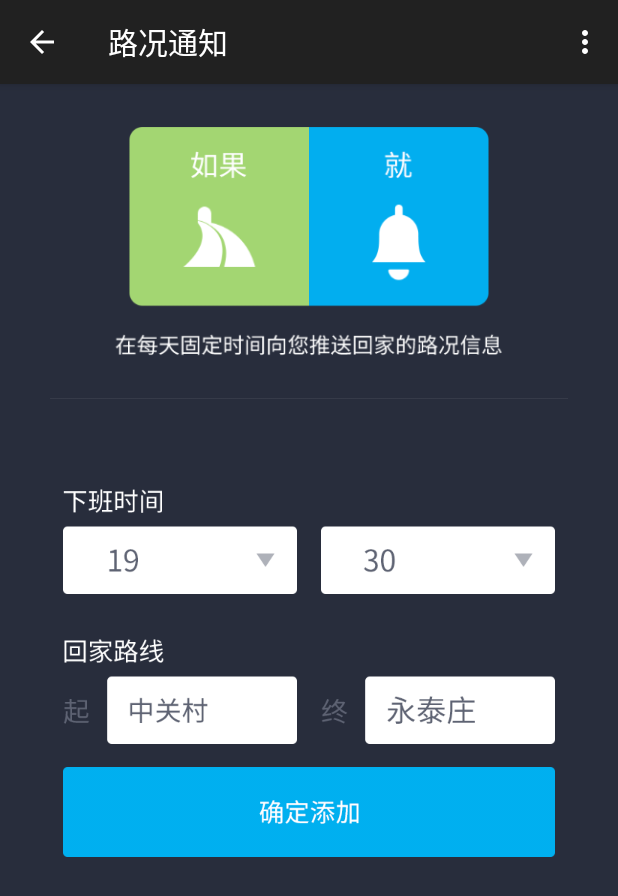
After one commit to FlyClover/IFTTT, an Android app: the TrafficRecipeActivity screen opened directly, with no data from a screen before it, on a phone screen of 412 x 824 dp. The commit adds this screen. Shown: the top 896 px of the screen. Run offline under Robolectric (Android 15) with nearby library versions, the phone set to English and light mode, and no system bars.

Commit message:
add more views

```diff
--- a/mobile/src/main/AndroidManifest.xml
+++ b/mobile/src/main/AndroidManifest.xml
@@ -27,7 +27,11 @@
         <activity
             android:name=".IfThenActivity"
             android:label="@string/title_activity_if_then"
-            android:theme="@android:style/Theme.NoTitleBar.Fullscreen">
+            android:theme="@android:style/Theme.NoTitleBar.Fullscreen" >
+        </activity>
+        <activity
+            android:name=".TrafficRecipeActivity"
+            android:label="@string/title_activity_traffic_recipe" >
         </activity>
     </application>
 
--- /dev/null
+++ b/mobile/src/main/java/com/mobvoi/ifttt/TrafficRecipeActivity.java
@@ -0,0 +1,42 @@
+package com.mobvoi.ifttt;
+
+import android.support.v7.app.ActionBar;
+import android.support.v7.app.ActionBarActivity;
+import android.os.Bundle;
+import android.view.Menu;
+import android.view.MenuItem;
+
+
+public class TrafficRecipeActivity extends ActionBarActivity {
+
+    @Override
+    protected void onCreate(Bundle savedInstanceState) {
+        super.onCreate(savedInstanceState);
+        setContentView(R.layout.activity_traffic_recipe);
+
+        ActionBar ab = getSupportActionBar();
+        if (ab != null) {
+            ab.setDisplayHomeAsUpEnabled(true);
+            ab.setTitle("路况通知");
+        }
+    }
+
+
+    @Override
+    public boolean onCreateOptionsMenu(Menu menu) {
+        // Inflate the menu; this adds items to the action bar if it is present.
+        getMenuInflater().inflate(R.menu.menu_traffic_recipe, menu);
+        return true;
+    }
+
+    @Override
+    public boolean onOptionsItemSelected(MenuItem item) {
+        switch (item.getItemId()) {
+            case android.R.id.home:
+                finish();
+                return true;
+            default:
+                return super.onOptionsItemSelected(item);
+        }
+    }
+}
--- /dev/null
+++ b/mobile/src/main/res/layout/activity_traffic_recipe.xml
@@ -0,0 +1,33 @@
+<RelativeLayout xmlns:android="http://schemas.android.com/apk/res/android"
+                xmlns:tools="http://schemas.android.com/tools"
+                android:layout_width="match_parent"
+                android:layout_height="match_parent"
+                android:background="@color/background"
+                tools:context="com.mobvoi.ifttt.TrafficRecipeActivity">
+
+    <ImageView
+        android:id="@+id/top"
+        android:layout_centerHorizontal="true"
+        android:layout_width="360dp"
+        android:layout_height="210dp"
+        android:src="@drawable/top_traffic" />
+
+    <ImageView
+        android:id="@+id/time"
+        android:layout_width="360dp"
+        android:layout_height="170dp"
+        android:src="@drawable/text_traffic"
+        android:layout_below="@id/top"
+        android:layout_marginTop="60dp"
+        android:layout_centerHorizontal="true"/>
+
+    <ImageButton
+        android:layout_width="328dp"
+        android:layout_height="60dp"
+        android:id="@+id/add_weather_recipe_btn"
+        android:layout_below="@id/time"
+        android:layout_marginTop="15dp"
+        android:layout_centerHorizontal="true"
+        android:src="@drawable/btn_add_weather"/>
+
+</RelativeLayout>
--- /dev/null
+++ b/mobile/src/main/res/menu/menu_traffic_recipe.xml
@@ -0,0 +1,9 @@
+<menu xmlns:android="http://schemas.android.com/apk/res/android"
+      xmlns:app="http://schemas.android.com/apk/res-auto"
+      xmlns:tools="http://schemas.android.com/tools"
+      tools:context="com.mobvoi.ifttt.TrafficRecipeActivity">
+    <item android:id="@+id/action_settings"
+          android:title="@string/action_settings"
+          android:orderInCategory="100"
+          app:showAsAction="never"/>
+</menu>
--- a/mobile/src/main/res/values/strings.xml
+++ b/mobile/src/main/res/values/strings.xml
@@ -6,4 +6,5 @@
     <string name="title_activity_recipe_list">RecipeListActivity</string>
     <string name="title_activity_weather_recipe">WeatherRecipeActivity</string>
     <string name="title_activity_if_then">IfThenActivity</string>
+    <string name="title_activity_traffic_recipe">TrafficRecipeActivity</string>
 </resources>
```
Also changed, not shown: mobile/src/main/java/com/mobvoi/ifttt/RecipeCategoryActivity.java (+21 -1 lines), mobile/src/main/java/com/mobvoi/ifttt/RecipeListActivity.java (+80 -19 lines), mobile/src/main/res/drawable-xhdpi/homepage2.png, mobile/src/main/res/drawable-xhdpi/list_m_1.png (added), mobile/src/main/res/drawable-xhdpi/list_m_2.png (added), mobile/src/main/res/drawable-xhdpi/list_m_3.png (added), mobile/src/main/res/drawable-xhdpi/list_t_1.png (added), mobile/src/main/res/drawable-xhdpi/list_t_2.png (added), mobile/src/main/res/drawable-xhdpi/pic_5.png (added), mobile/src/main/res/drawable-xhdpi/pic_list_2.png (added), mobile/src/main/res/drawable-xhdpi/text_traffic.png (added), mobile/src/main/res/drawable-xhdpi/top_traffic.png (added), mobile/src/main/res/drawable-xhdpi/traffic.png (added), mobile/src/main/res/drawable-xhdpi/traffic_category.png (added).
